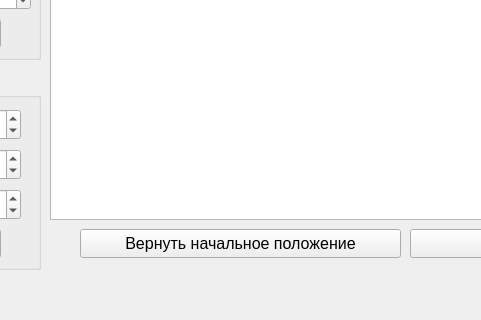
The window that lab_01/lab_01/mainwindow.ui (pauuser/oop-bmstu) describes before a commit, drawn with Qt 5; both pictures show x 300 to 781 and y 461 to 781 of the 1061 by 781 pixel window.
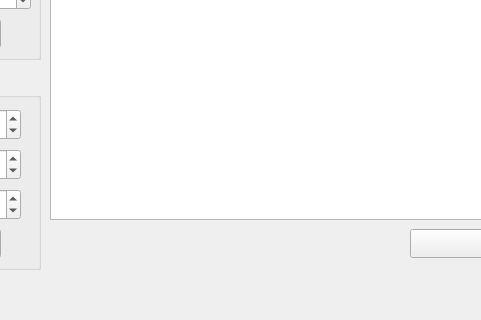
The same window after the commit.

```diff
--- a/lab_01/lab_01/mainwindow.ui
+++ b/lab_01/lab_01/mainwindow.ui
@@ -587,24 +587,6 @@
      </property>
     </widget>
    </widget>
-   <widget class="QPushButton" name="pushButton_return_default">
-    <property name="geometry">
-     <rect>
-      <x>380</x>
-      <y>690</y>
-      <width>321</width>
-      <height>29</height>
-     </rect>
-    </property>
-    <property name="font">
-     <font>
-      <pointsize>12</pointsize>
-     </font>
-    </property>
-    <property name="text">
-     <string>Вернуть начальное положение</string>
-    </property>
-   </widget>
    <widget class="QPushButton" name="pushButton_save_current">
     <property name="geometry">
      <rect>
```
